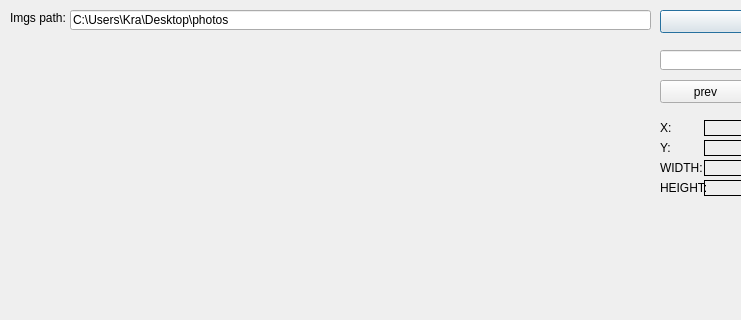
The window that src/LocatorDialog.ui (langelog/untitled) describes before a commit, drawn with Qt 5; both pictures show x 0 to 741 and y 0 to 320 of the 871 by 531 pixel window.
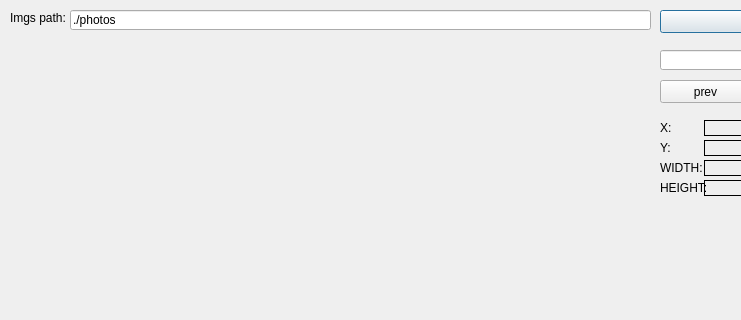
The same window after the commit.

```diff
--- a/src/LocatorDialog.ui
+++ b/src/LocatorDialog.ui
@@ -74,7 +74,7 @@
     </rect>
    </property>
    <property name="text">
-    <string>C:\Users\Kra\Desktop\photos</string>
+    <string>./photos</string>
    </property>
   </widget>
   <widget class="QPushButton" name="pushButton">
```
